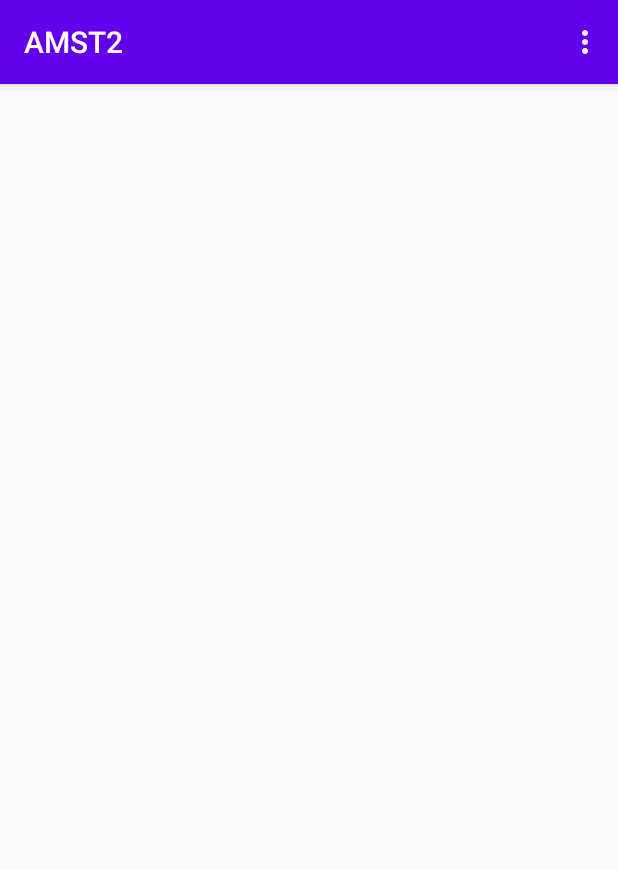
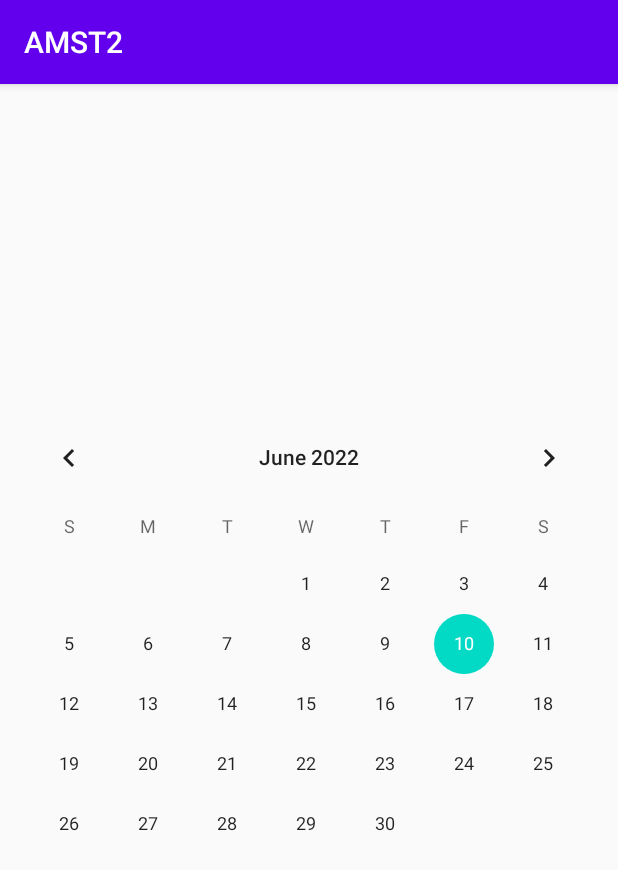
Before and after one commit to erihwong/AMST2, an Android app: the MenuActivity screen opened directly, with no data from a screen before it, in the options menu, after a tap on "Calendario", on a phone screen of 412 x 824 dp. Shown: the top 870 px of the screen. Run offline under Robolectric (Android 15) with nearby library versions, the light colour scheme and no system bars.

Commit message:
Implementacion calendario

```diff
--- a/app/src/main/AndroidManifest.xml
+++ b/app/src/main/AndroidManifest.xml
@@ -15,6 +15,9 @@
             android:name=".MenuActivity"
             android:exported="false" />
         <activity
+            android:name=".CalendarActivity"
+            android:exported="false"/>
+        <activity
             android:name=".formulario_registro"
             android:exported="false" />
         <activity
--- /dev/null
+++ b/app/src/main/java/com/example/amst2/CalendarActivity.java
@@ -0,0 +1,15 @@
+package com.example.amst2;
+
+import android.os.Bundle;
+import android.support.annotation.Nullable;
+import android.support.v7.app.AppCompatActivity;
+import android.widget.CalendarView;
+
+public class CalendarActivity extends AppCompatActivity {
+
+    @Override
+    protected void onCreate(@Nullable Bundle savedInstanceState) {
+        super.onCreate(savedInstanceState);
+        setContentView(R.layout.calendar_layout);
+    }
+}
--- a/app/src/main/java/com/example/amst2/MenuActivity.java
+++ b/app/src/main/java/com/example/amst2/MenuActivity.java
@@ -1,6 +1,7 @@
 package com.example.amst2;
 
 import android.content.ClipData;
+import android.content.Intent;
 import android.support.v7.app.AppCompatActivity;
 import android.os.Bundle;
 import android.view.Menu;
@@ -24,9 +25,10 @@
 
         if(id == R.id.video_youtube){
             Toast.makeText(this, "video",Toast.LENGTH_SHORT).show();
-
         }else if(id==R.id.calendario){
-            Toast.makeText(this, "video",Toast.LENGTH_SHORT).show();
+            //Toast.makeText(this, "video",Toast.LENGTH_SHORT).show();
+            Intent intent = new Intent(this, CalendarActivity.class);
+            startActivity(intent);
         }else if(id==R.id.mapa){
             Toast.makeText(this, "video",Toast.LENGTH_SHORT).show();
         }else if(id==R.id.grafico_lineal){
--- /dev/null
+++ b/app/src/main/res/layout/calendar_layout.xml
@@ -0,0 +1,15 @@
+<?xml version="1.0" encoding="utf-8"?>
+<android.support.constraint.ConstraintLayout xmlns:android="http://schemas.android.com/apk/res/android"
+    xmlns:app="http://schemas.android.com/apk/res-auto"
+    xmlns:tools="http://schemas.android.com/tools"
+    android:layout_width="match_parent"
+             android:layout_height="match_parent">
+
+    <CalendarView
+        android:id="@+id/calendarView"
+        android:layout_width="match_parent"
+        android:layout_height="wrap_content"
+        app:layout_constraintBottom_toBottomOf="parent"
+        app:layout_constraintTop_toTopOf="parent"
+        tools:layout_editor_absoluteX="29dp" />
+</android.support.constraint.ConstraintLayout>
```
Also changed, not shown: app/src/main/java/com/example/amst2/MainActivity.java (+6 -6 lines).
